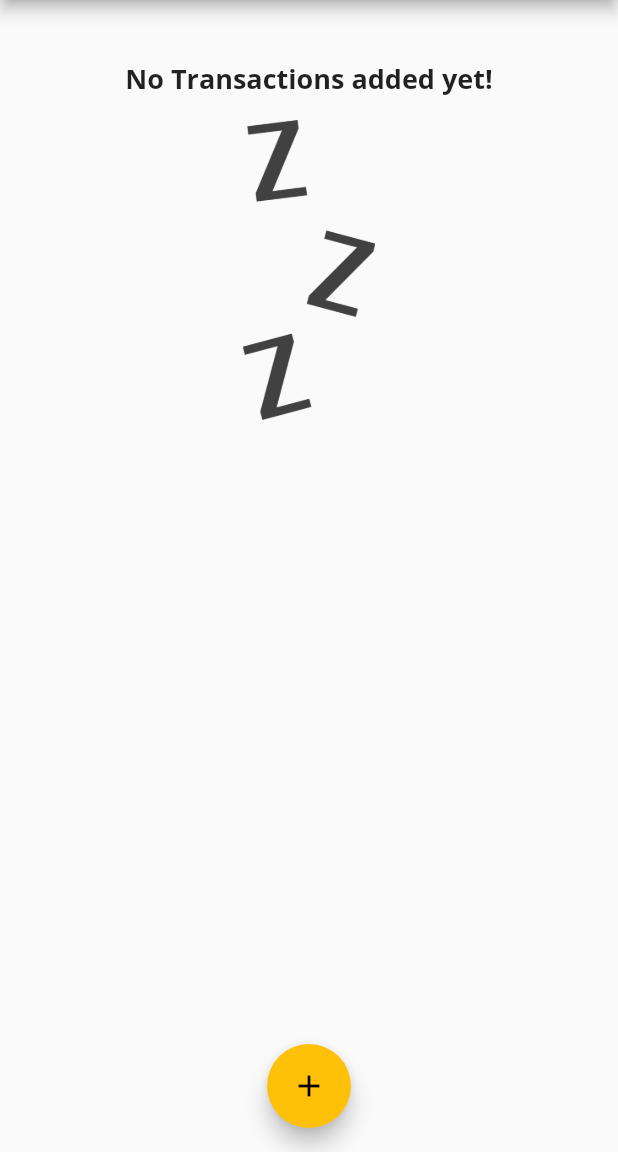
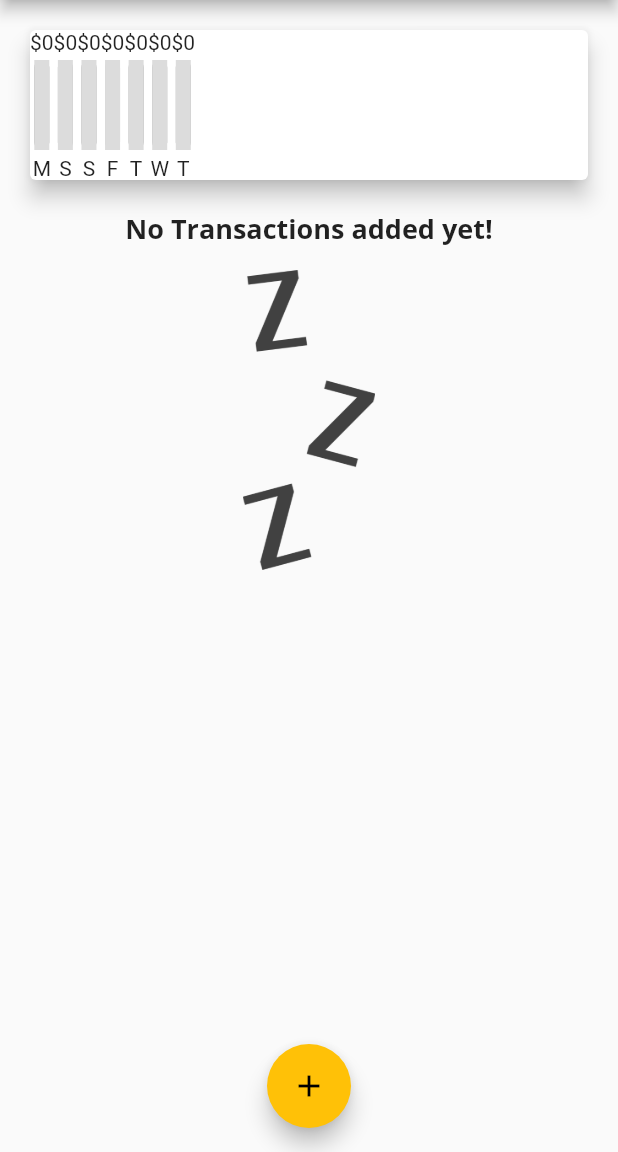
Before and after one commit to Yasser-Shehab/flutter-personal-expenses, a Flutter app: the screen it shows after launch, on a phone screen of 412 x 824 dp, the part 84-1236 px from its top. Run offline on Flutter 3.47's test engine with Material 2 defaults, Android fonts, the phone set to English and light mode, and no system bars.

Commit message:
Final Commit day 4 chartbar not working

```diff
--- a/lib/widgets/chart.dart
+++ b/lib/widgets/chart.dart
@@ -1,6 +1,7 @@
 import 'package:flutter/material.dart';
 import '../models/transaction.dart';
 import 'package:intl/intl.dart';
+import 'chart_bar.dart';
 
 class Chart extends StatelessWidget {
   final List<Transaction> recentTransactions;
@@ -21,7 +22,17 @@ class Chart extends StatelessWidget {
           totalSum += recentTransactions[i].amount;
         }
       }
-      return {'day': DateFormat.E().format(weekDay), 'amount': totalSum};
+      return {
+        'day': DateFormat.E().format(weekDay).substring(0, 1),
+        'amount': totalSum
+      };
+    });
+  }
+
+  double get totalSpending {
+    return groupedTransactionValues.fold(0.0, (sum, item) {
+      double smth = item["amount"] as double;
+      return sum + smth;
     });
   }
 
@@ -32,7 +43,10 @@ class Chart extends StatelessWidget {
       elevation: 6,
       margin: EdgeInsets.all(20),
       child: Row(
-        children: [],
+        children: groupedTransactionValues.map((data) {
+          return ChartBar(data['day'] as String, data['amount'] as double,
+              (data['amount'] as double) / totalSpending);
+        }).toList(),
       ),
     );
   }
--- /dev/null
+++ b/lib/widgets/chart_bar.dart
@@ -0,0 +1,44 @@
+import 'package:flutter/material.dart';
+
+class ChartBar extends StatelessWidget {
+  final String label;
+  final double spendingAmount;
+  final double spendingPctOfTotal;
+
+  ChartBar(this.label, this.spendingAmount, this.spendingPctOfTotal);
+
+  @override
+  Widget build(BuildContext context) {
+    return Column(
+      children: [
+        Text('\$${spendingAmount.toStringAsFixed(0)}'),
+        SizedBox(
+          height: 4,
+        ),
+        Container(
+          height: 60,
+          width: 10,
+          child: Stack(children: [
+            Container(
+              decoration: BoxDecoration(
+                  borderRadius: BorderRadius.circular(10),
+                  border: Border.all(color: Colors.grey, width: 1.0)),
+              color: Color.fromRGBO(220, 220, 220, 1),
+            ),
+            FractionallySizedBox(
+              heightFactor: spendingPctOfTotal,
+              child: Container(
+                  decoration: BoxDecoration(
+                      borderRadius: BorderRadius.circular(10),
+                      color: Theme.of(context).primaryColor)),
+            )
+          ]),
+        ),
+        SizedBox(
+          height: 4,
+        ),
+        Text(label)
+      ],
+    );
+  }
+}
--- a/lib/widgets/transaction_list.dart
+++ b/lib/widgets/transaction_list.dart
@@ -42,6 +42,7 @@ class TransactionList extends StatelessWidget {
                           horizontal: 15,
                         ),
                         decoration: BoxDecoration(
+                          borderRadius: BorderRadius.circular(10),
                           border: Border.all(
                             color: Theme.of(context).primaryColor,
                             width: 2,
```
